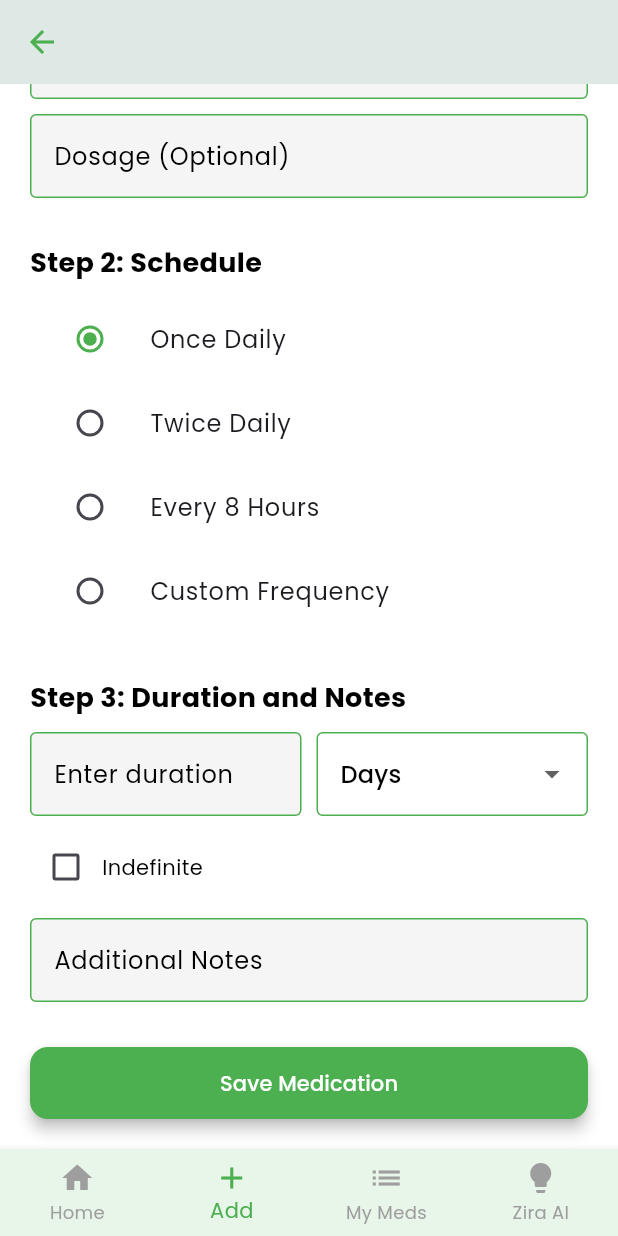
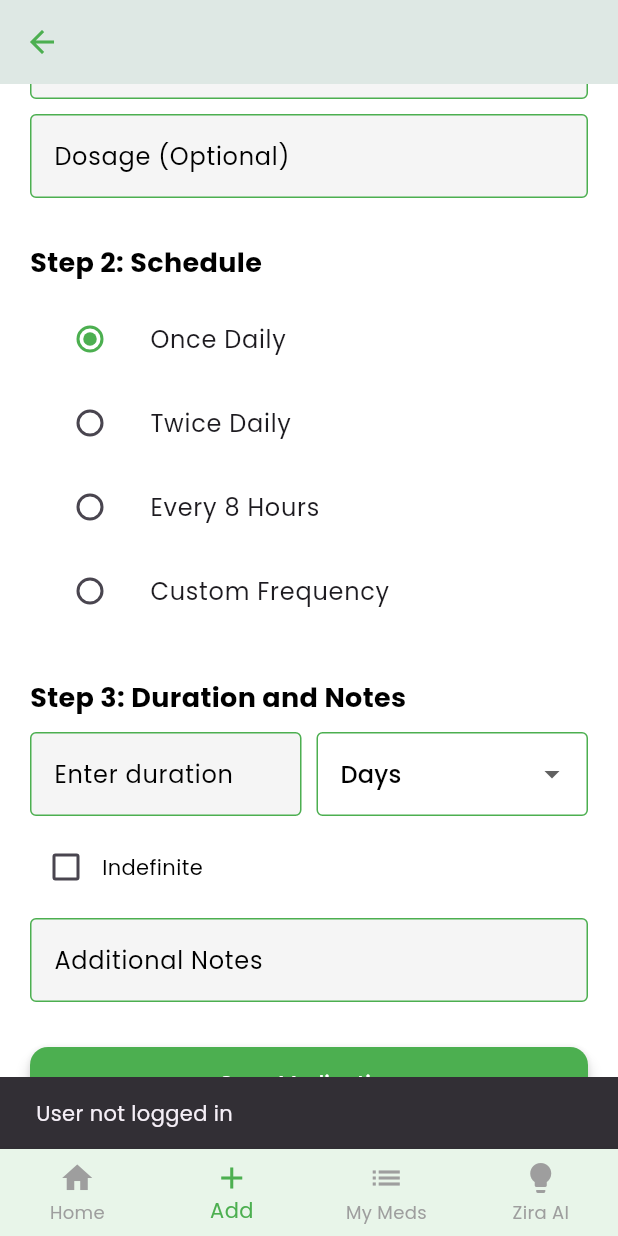
Before and after one commit to codebyvalentine/DrugTracker, a Flutter app: the screen it shows after launch, item 2 of the bottom bar chosen, scrolled down 102 dp, after a tap on "Save Medication", on a phone screen of 412 x 824 dp. Run offline on Flutter 3.47's test engine with Material 3 defaults, Android fonts, the phone set to English and light mode, and no system bars; our stand-ins replace cloud_firestore, firebase_auth, firebase_core, flutter_dotenv, google_fonts; accounts and stored records are empty.

Commit message:
-- add screen fixed -- myMed screen fixed

```diff
--- a/lib/screens/add_screen.dart
+++ b/lib/screens/add_screen.dart
@@ -1,5 +1,9 @@
 import 'package:flutter/material.dart';
-import '../utils/theme.dart'; // Make sure the path is correct
+import 'package:firebase_auth/firebase_auth.dart';
+import 'package:cloud_firestore/cloud_firestore.dart';
+import 'package:main/screens/home_screen.dart';
+import 'package:main/screens/my_meds_screen.dart';
+import '../utils/theme.dart';
 
 class AddScreen extends StatefulWidget {
   const AddScreen({super.key});
@@ -9,6 +13,8 @@ class AddScreen extends StatefulWidget {
 }
 
 class _AddScreenState extends State<AddScreen> {
+  final FirebaseFirestore _firestore = FirebaseFirestore.instance;
+
   // Step 1: Drug Details
   final TextEditingController drugNameController = TextEditingController();
   final TextEditingController dosageController = TextEditingController();
@@ -18,8 +24,7 @@ class _AddScreenState extends State<AddScreen> {
   bool isCustomFrequency = false; // To show/hide custom frequency fields
   final TextEditingController pillsController = TextEditingController();
   String? frequencyUnit = 'Hours';
-  final TextEditingController frequencyAmountController =
-      TextEditingController();
+  final TextEditingController frequencyAmountController = TextEditingController();
 
   // Step 3: Duration and Notes
   String? durationUnit = 'Days'; // Default unit for duration
@@ -27,6 +32,42 @@ class _AddScreenState extends State<AddScreen> {
   bool isIndefinite = false; // Checkbox to toggle indefinite duration
   final TextEditingController notesController = TextEditingController();
 
+  Future<void> _saveMedication() async {
+    final User? user = FirebaseAuth.instance.currentUser;
+    if (user != null) {
+      try {
+        await _firestore.collection('medications').doc(user.uid).set({
+          'drugName': drugNameController.text,
+          'dosage': dosageController.text,
+          'frequency': frequency,
+          'pills': isCustomFrequency ? pillsController.text : null,
+          'frequencyUnit': isCustomFrequency ? frequencyUnit : null,
+          'frequencyAmount': isCustomFrequency ? frequencyAmountController.text : null,
+          'duration': isIndefinite ? 'Indefinite' : durationController.text,
+          'durationUnit': isIndefinite ? null : durationUnit,
+          'notes': notesController.text,
+        },
+        SetOptions(merge: true)); // Merge with existing data
+
+        ScaffoldMessenger.of(context).showSnackBar(
+          SnackBar(content: Text("Medication saved successfully")),
+        );
+       if (context.mounted) {
+          Navigator.of(context).pushReplacement(
+            MaterialPageRoute(builder: (context) => MyMedsScreen()),
+          );
+       }
+      } catch (e) {
+        ScaffoldMessenger.of(context).showSnackBar(
+          SnackBar(content: Text("Failed to save medication: $e")),
+        );
+      }
+    } else {
+      ScaffoldMessenger.of(context).showSnackBar(
+        SnackBar(content: Text("User not logged in")),
+      );
+    }
+  }
   @override
   Widget build(BuildContext context) {
     return Scaffold(
@@ -155,12 +196,10 @@ class _AddScreenState extends State<AddScreen> {
                   hintStyle: const TextStyle(color: AppTheme.blackColor),
                   labelStyle: const TextStyle(color: AppTheme.blackColor),
                   enabledBorder: OutlineInputBorder(
-                    borderSide:
-                        BorderSide(color: Theme.of(context).primaryColor),
+                    borderSide: BorderSide(color: Theme.of(context).primaryColor),
                   ),
                   focusedBorder: OutlineInputBorder(
-                    borderSide:
-                        BorderSide(color: Theme.of(context).primaryColor),
+                    borderSide: BorderSide(color: Theme.of(context).primaryColor),
                   ),
                 ),
               ),
@@ -179,12 +218,10 @@ class _AddScreenState extends State<AddScreen> {
                         hintStyle: const TextStyle(color: AppTheme.blackColor),
                         labelStyle: const TextStyle(color: AppTheme.blackColor),
                         enabledBorder: OutlineInputBorder(
-                          borderSide:
-                              BorderSide(color: Theme.of(context).primaryColor),
+                          borderSide: BorderSide(color: Theme.of(context).primaryColor),
                         ),
                         focusedBorder: OutlineInputBorder(
-                          borderSide:
-                              BorderSide(color: Theme.of(context).primaryColor),
+                          borderSide: BorderSide(color: Theme.of(context).primaryColor),
                         ),
                       ),
                     ),
@@ -196,13 +233,10 @@ class _AddScreenState extends State<AddScreen> {
                       value: frequencyUnit,
                       decoration: InputDecoration(
                         enabledBorder: OutlineInputBorder(
-                          borderSide:
-                              BorderSide(color: Theme.of(context).primaryColor),
+                          borderSide: BorderSide(color: Theme.of(context).primaryColor),
                         ),
                         focusedBorder: OutlineInputBorder(
-                          borderSide: BorderSide(
-                              color: Theme.of(context).primaryColor,
-                              width: 2.0),
+                          borderSide: BorderSide(color: Theme.of(context).primaryColor, width: 2.0),
                         ),
                         filled: true,
                         fillColor: Colors.white,
@@ -244,16 +278,13 @@ class _AddScreenState extends State<AddScreen> {
                       hintStyle: const TextStyle(color: AppTheme.blackColor),
                       labelStyle: const TextStyle(color: AppTheme.blackColor),
                       enabledBorder: OutlineInputBorder(
-                        borderSide:
-                            BorderSide(color: Theme.of(context).primaryColor),
+                        borderSide: BorderSide(color: Theme.of(context).primaryColor),
                       ),
                       focusedBorder: OutlineInputBorder(
-                        borderSide:
-                            BorderSide(color: Theme.of(context).primaryColor),
+                        borderSide: BorderSide(color: Theme.of(context).primaryColor),
                       ),
                     ),
-                    enabled:
-                        !isIndefinite, // Disable input when indefinite is selected
+                    enabled: !isIndefinite, // Disable input when indefinite is selected
                   ),
                 ),
                 const SizedBox(width: 10.0),
@@ -262,12 +293,10 @@ class _AddScreenState extends State<AddScreen> {
                     value: durationUnit,
                     decoration: InputDecoration(
                       enabledBorder: OutlineInputBorder(
-                        borderSide:
-                            BorderSide(color: Theme.of(context).primaryColor),
+                        borderSide: BorderSide(color: Theme.of(context).primaryColor),
                       ),
                       focusedBorder: OutlineInputBorder(
-                        borderSide: BorderSide(
-                            color: Theme.of(context).primaryColor, width: 2.0),
+                        borderSide: BorderSide(color: Theme.of(context).primaryColor, width: 2.0),
                       ),
                       filled: true,
                       fillColor: Colors.white,
@@ -330,9 +359,7 @@ class _AddScreenState extends State<AddScreen> {
             ),
             const SizedBox(height: 30.0),
             ElevatedButton(
-              onPressed: () {
-                // Save logic goes here
-              },
+              onPressed: _saveMedication,
               style: ElevatedButton.styleFrom(
                 backgroundColor: Theme.of(context).primaryColor,
                 padding: const EdgeInsets.symmetric(vertical: 14.0),
```
Also changed, not shown: lib/screens/my_meds_screen.dart (+59 -49 lines).
